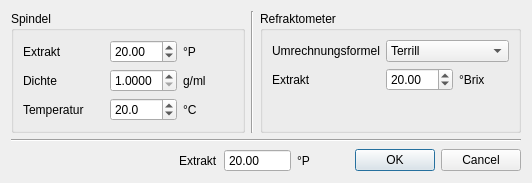
Above: kleiner-brauhelfer/dialogs/dlgrestextrakt.ui from kleiner-brauhelfer/kleiner-brauhelfer-2 before the change. Below: the same form after it.
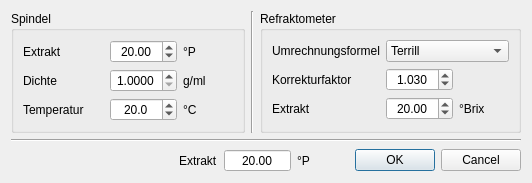
That is the form after the change. Custom widgets are drawn as their Qt base class.

Diff of the .ui file:
```diff
--- a/kleiner-brauhelfer/dialogs/dlgrestextrakt.ui
+++ b/kleiner-brauhelfer/dialogs/dlgrestextrakt.ui
@@ -43,6 +43,9 @@
             <height>16777215</height>
            </size>
           </property>
+          <property name="alignment">
+           <set>Qt::AlignCenter</set>
+          </property>
           <property name="decimals">
            <number>2</number>
           </property>
@@ -100,6 +103,9 @@
             <height>16777215</height>
            </size>
           </property>
+          <property name="alignment">
+           <set>Qt::AlignCenter</set>
+          </property>
           <property name="decimals">
            <number>4</number>
           </property>
@@ -157,6 +163,9 @@
             <height>16777215</height>
            </size>
           </property>
+          <property name="alignment">
+           <set>Qt::AlignCenter</set>
+          </property>
           <property name="decimals">
            <number>1</number>
           </property>
@@ -209,64 +218,7 @@
         <string>Refraktometer</string>
        </property>
        <layout class="QGridLayout" name="gridLayout_3">
-        <item row="1" column="1">
-         <widget class="DoubleSpinBox" name="spinBox_R_SwBrix">
-          <property name="minimumSize">
-           <size>
-            <width>67</width>
-            <height>0</height>
-           </size>
-          </property>
-          <property name="maximumSize">
-           <size>
-            <width>67</width>
-            <height>16777215</height>
-           </size>
-          </property>
-          <property name="decimals">
-           <number>2</number>
-          </property>
-          <property name="minimum">
-           <double>0.000000000000000</double>
-          </property>
-          <property name="maximum">
-           <double>99.000000000000000</double>
-          </property>
-          <property name="singleStep">
-           <double>0.100000000000000</double>
-          </property>
-          <property name="value">
-           <double>20.000000000000000</double>
-          </property>
-         </widget>
-        </item>
-        <item row="1" column="2">
-         <widget class="QLabel" name="label_EinheitBrix">
-          <property name="minimumSize">
-           <size>
-            <width>50</width>
-            <height>0</height>
-           </size>
-          </property>
-          <property name="maximumSize">
-           <size>
-            <width>50</width>
-            <height>16777215</height>
-           </size>
-          </property>
-          <property name="text">
-           <string>°Brix</string>
-          </property>
-         </widget>
-        </item>
-        <item row="0" column="0">
-         <widget class="QLabel" name="label_FormelBrixPlato">
-          <property name="text">
-           <string>Umrechnungsformel</string>
-          </property>
-         </widget>
-        </item>
-        <item row="1" column="0">
+        <item row="2" column="0">
          <widget class="QLabel" name="label_BrixRefraktometer">
           <property name="text">
            <string>Extrakt</string>
@@ -297,7 +249,48 @@
           </item>
          </widget>
         </item>
-        <item row="2" column="0">
+        <item row="2" column="1">
+         <widget class="DoubleSpinBox" name="spinBox_R_SwBrix">
+          <property name="minimumSize">
+           <size>
+            <width>67</width>
+            <height>0</height>
+           </size>
+          </property>
+          <property name="maximumSize">
+           <size>
+            <width>67</width>
+            <height>16777215</height>
+           </size>
+          </property>
+          <property name="alignment">
+           <set>Qt::AlignCenter</set>
+          </property>
+          <property name="decimals">
+           <number>2</number>
+          </property>
+          <property name="minimum">
+           <double>0.000000000000000</double>
+          </property>
+          <property name="maximum">
+           <double>99.000000000000000</double>
+          </property>
+          <property name="singleStep">
+           <double>0.100000000000000</double>
+          </property>
+          <property name="value">
+           <double>20.000000000000000</double>
+          </property>
+         </widget>
+        </item>
+        <item row="0" column="0">
+         <widget class="QLabel" name="label_FormelBrixPlato">
+          <property name="text">
+           <string>Umrechnungsformel</string>
+          </property>
+         </widget>
+        </item>
+        <item row="3" column="0">
          <spacer name="verticalSpacer_2">
           <property name="orientation">
            <enum>Qt::Vertical</enum>
@@ -310,6 +303,66 @@
           </property>
          </spacer>
         </item>
+        <item row="2" column="2">
+         <widget class="QLabel" name="label_EinheitBrix">
+          <property name="minimumSize">
+           <size>
+            <width>50</width>
+            <height>0</height>
+           </size>
+          </property>
+          <property name="maximumSize">
+           <size>
+            <width>50</width>
+            <height>16777215</height>
+           </size>
+          </property>
+          <property name="text">
+           <string>°Brix</string>
+          </property>
+         </widget>
+        </item>
+        <item row="1" column="0">
+         <widget class="QLabel" name="label_2">
+          <property name="text">
+           <string>Korrekturfaktor </string>
+          </property>
+         </widget>
+        </item>
+        <item row="1" column="1">
+         <widget class="DoubleSpinBox" name="tbKorrekturFaktor">
+          <property name="minimumSize">
+           <size>
+            <width>67</width>
+            <height>0</height>
+           </size>
+          </property>
+          <property name="maximumSize">
+           <size>
+            <width>67</width>
+            <height>16777215</height>
+           </size>
+          </property>
+          <property name="alignment">
+           <set>Qt::AlignCenter</set>
+          </property>
+          <property name="decimals">
+           <number>3</number>
+          </property>
+          <property name="minimum">
+           <double>1.000000000000000</double>
+          </property>
+          <property name="maximum">
+           <double>1.050000000000000</double>
+          </property>
+          <property name="singleStep">
+           <double>0.005000000000000</double>
+          </property>
+          <property name="value">
+           <double>1.030000000000000</double>
+          </property>
+         </widget>
+        </item>
        </layout>
       </widget>
      </item>
@@ -371,6 +424,9 @@
          <height>16777215</height>
         </size>
        </property>
+       <property name="alignment">
+        <set>Qt::AlignCenter</set>
+       </property>
        <property name="readOnly">
         <bool>true</bool>
        </property>
```
